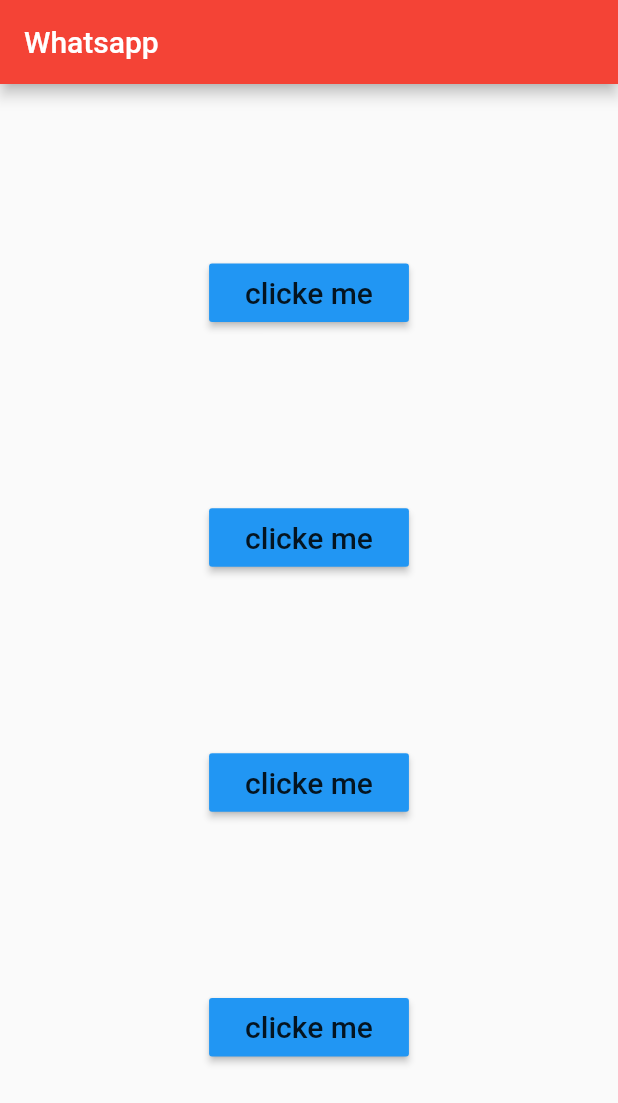
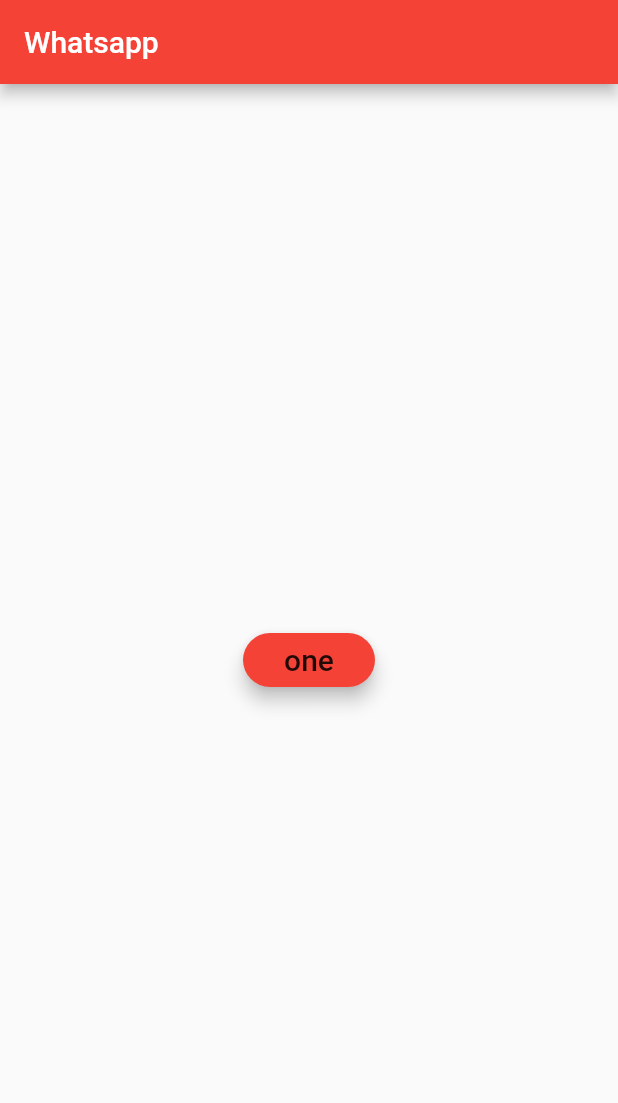
Before and after one commit to aliemranjazib/dart_4, a Flutter app: the screen it shows after launch, on a phone screen of 412 x 824 dp. Shown: the top 1103 px of the screen. Run offline on Flutter 3.47's test engine with Material 2 defaults, Android fonts, the phone set to English and light mode, and no system bars.

Commit message:
custton-button created

```diff
--- /dev/null
+++ b/lec_2/lib/custombutton.dart
@@ -0,0 +1,21 @@
+import 'package:flutter/material.dart';
+import 'package:lec_2/secondScreen.dart';
+
+class CustomButton extends StatelessWidget {
+  final String title;
+  final GestureTapCallback onpressed;
+  CustomButton({this.title, this.onpressed});
+
+  @override
+  Widget build(BuildContext context) {
+    return MaterialButton(
+        elevation: 5,
+        shape: RoundedRectangleBorder(borderRadius: BorderRadius.circular(20)),
+        color: Colors.red,
+        child: Text(
+          title,
+          style: TextStyle(fontSize: 20),
+        ),
+        onPressed: onpressed);
+  }
+}
--- a/lec_2/lib/main.dart
+++ b/lec_2/lib/main.dart
@@ -1,4 +1,5 @@
 import 'package:flutter/material.dart';
+import 'package:lec_2/custombutton.dart';
 
 void main() {
   runApp(MyApp());
@@ -28,27 +29,15 @@ class HomePage extends StatelessWidget {
         child: Column(
           mainAxisAlignment: MainAxisAlignment.spaceEvenly,
           children: [
-            myButton(),
-            myButton(),
-            myButton(),
-            myButton(),
+            CustomButton(
+              title: "one",
+              onpressed: () {
+
+              },
+            ),
           ],
         ),
       ),
     );
   }
 }
-
-Widget myButton() {
-  return MaterialButton(
-    color: Colors.blue,
-    child: Padding(
-      padding: const EdgeInsets.all(8.0),
-      child: Text(
-        "clicke me",
-        style: TextStyle(fontSize: 20),
-      ),
-    ),
-    onPressed: () {},
-  );
-}
--- /dev/null
+++ b/lec_2/lib/secondScreen.dart
@@ -0,0 +1,13 @@
+import 'package:flutter/material.dart';
+import 'package:lec_2/custombutton.dart';
+
+class SecondScreen extends StatelessWidget {
+  @override
+  Widget build(BuildContext context) {
+    return Scaffold(
+      appBar: AppBar(
+        title: Text("second screen"),
+      ),
+    );
+  }
+}
```
